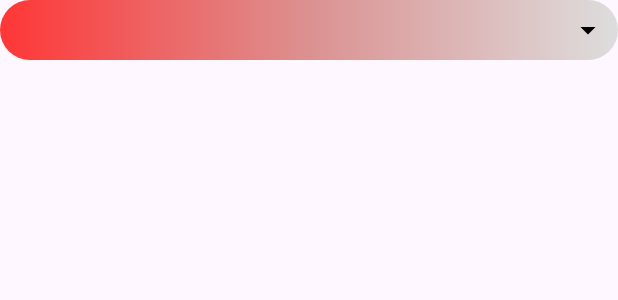
After one commit to manuteteo69/coches, an Android app: the layout spinner_selected_item.xml on its own in the app's theme, with its tools: preview values and no code run, on a phone screen of 412 x 824 dp. The commit adds this screen. Shown: the top 300 px of the screen. Run offline under Robolectric (Android 15) with nearby library versions, the phone set to English and light mode, and no system bars.

Commit message:
a chuparla!

```diff
--- /dev/null
+++ b/app/src/main/res/layout/spinner_selected_item.xml
@@ -0,0 +1,33 @@
+<?xml version="1.0" encoding="utf-8"?>
+<LinearLayout
+    xmlns:android="http://schemas.android.com/apk/res/android"
+    android:layout_width="match_parent"
+    android:layout_height="wrap_content"
+    android:orientation="horizontal"
+    android:gravity="center_vertical"
+    android:padding="8dp"
+    android:background="@drawable/bg_spinner_gradient">
+
+    <!-- Imagen de la bandera -->
+    <ImageView
+        android:id="@+id/img_flag"
+        android:layout_width="24dp"
+        android:layout_height="24dp"
+        android:layout_marginEnd="8dp" />
+
+    <!-- Texto del país -->
+    <TextView
+        android:id="@+id/txt_country"
+        android:layout_width="0dp"
+        android:layout_height="wrap_content"
+        android:layout_weight="1"
+        android:textSize="16sp" />
+
+    <!-- Flecha desplegable -->
+    <ImageView
+        android:id="@+id/img_arrow"
+        android:layout_width="24dp"
+        android:layout_height="24dp"
+        android:src="@drawable/arrow_dropdown"
+        android:contentDescription="@string/arrow_desc" />
+</LinearLayout>
--- a/app/src/main/res/values/strings.xml
+++ b/app/src/main/res/values/strings.xml
@@ -4,4 +4,5 @@
     <string name="select_country">Select your country</string>
     <string name="btn_skip">Skip</string>
     <string name="btn_next">Next</string>
+    <string name="arrow_desc">Dropdown arrow</string>
 </resources>
```
Also changed, not shown: app/src/main/java/com/example/coches/CountryAdapter.java (+11 -1 lines), app/src/main/res/layout/fragment_intro1.xml (+19 -8 lines), app/src/main/res/drawable/ic_arrow_drop_down_black_resized.png (added).
